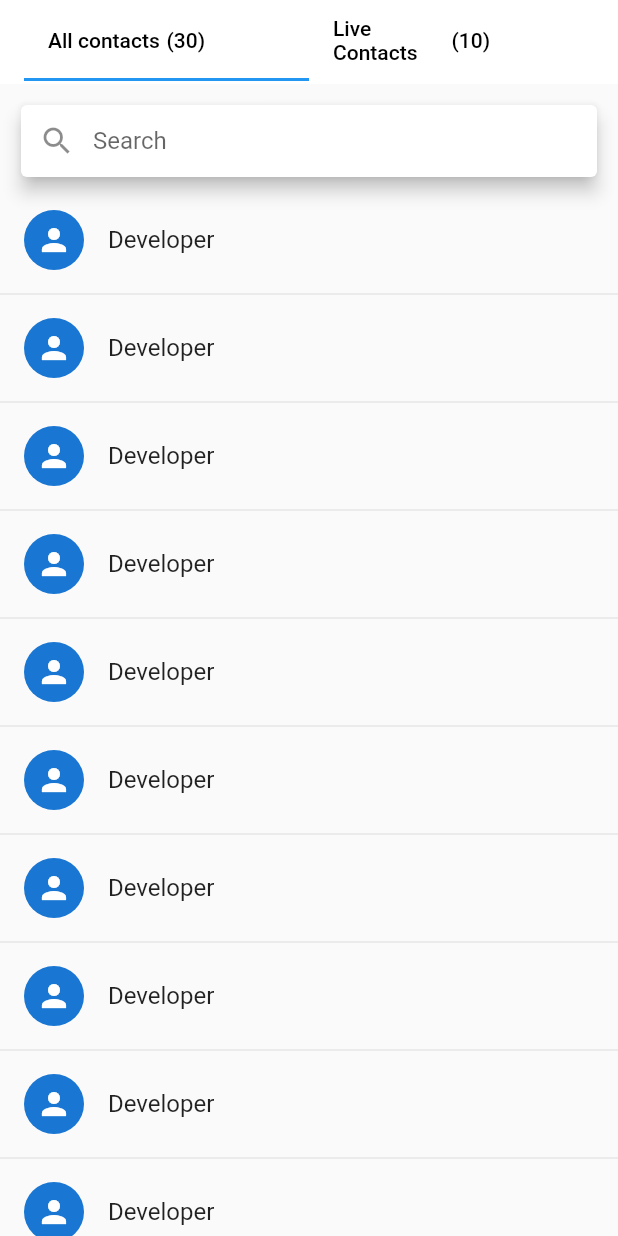
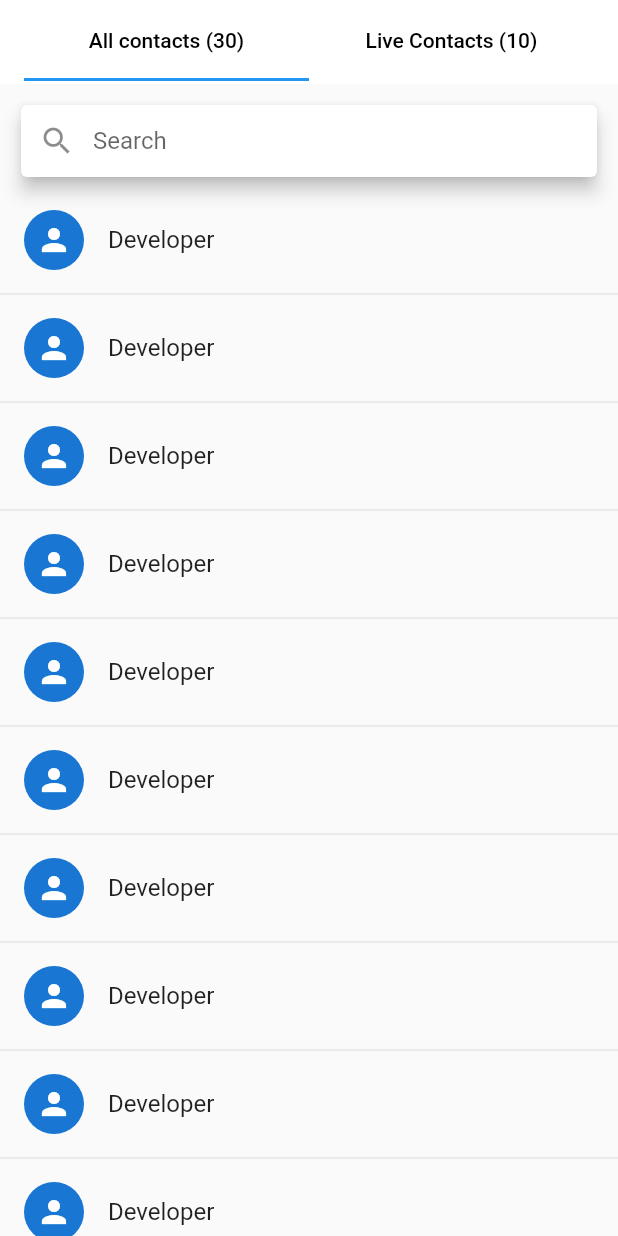
Before and after one commit to pprakash-sunsmart/LINKUS-FLUTTER, a Flutter app: the contactsTab screen opened directly, on a phone screen of 412 x 824 dp. Run offline on Flutter 3.47's test engine with Material 2 defaults, Android fonts, the phone set to English and light mode, and no system bars.

```diff
--- a/lib/screens/Landing Files/contactTab.dart
+++ b/lib/screens/Landing Files/contactTab.dart
@@ -31,17 +31,13 @@ class _contactsTabState extends State<contactsTab> {
                     mainAxisAlignment: MainAxisAlignment.center,
                     crossAxisAlignment: CrossAxisAlignment.center,
                     children: [
-                      Expanded(
-                        child: Text(
+                      Text(
                         'All contacts ',
                         style: TextStyle(color: Colors.black),
                       ),
-                      ),
-                      Expanded(
-                        child: Text(
+                      Text(
                         '(30)',
                         style: TextStyle(color: Colors.black),
-                        ),
                       ),
                     ],
                   ),
@@ -54,17 +50,13 @@ class _contactsTabState extends State<contactsTab> {
                 child: Row(
                   mainAxisAlignment: MainAxisAlignment.center,
                   children: [
-                    Expanded(
-                      child: Text(
+                    Text(
                       'Live Contacts ',
                       style: TextStyle(color: Colors.black),
                     ),
-                    ),
-                    Expanded(
-                      child: Text(
+                    Text(
                       '(10)',
                       style: TextStyle(color: Colors.black),
-                      ),
                     ),
                   ],
                 ),
--- a/pubspec.yaml
+++ b/pubspec.yaml
@@ -28,6 +28,7 @@ dependencies:
   # The following adds the Cupertino Icons font to your application.
   # Use with the CupertinoIcons class for iOS style icons.
   cupertino_icons: ^1.0.2
+
 dev_dependencies:
   flutter_test:
     sdk: flutter
```
Also changed, not shown: lib/screens/Landing Files/widgets.dart (+90 -1 lines). Lines whose indentation alone changed are shown as unchanged.
